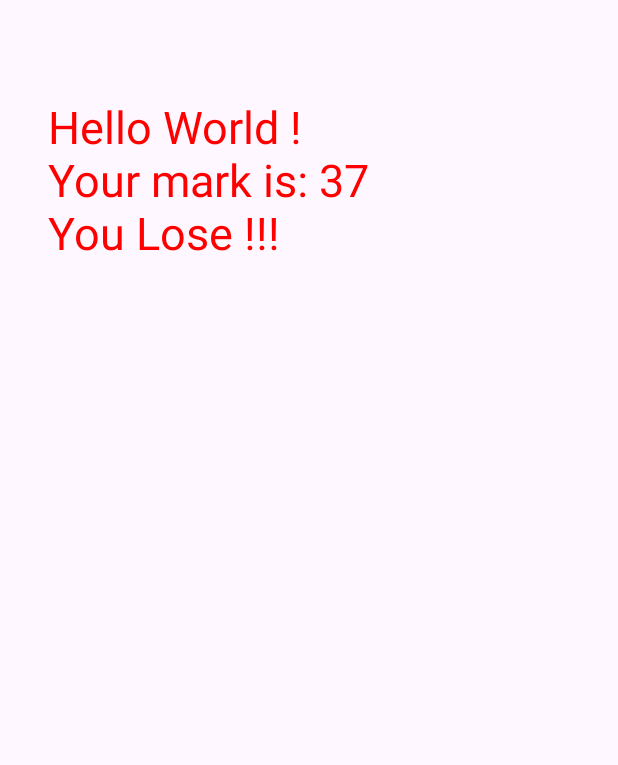
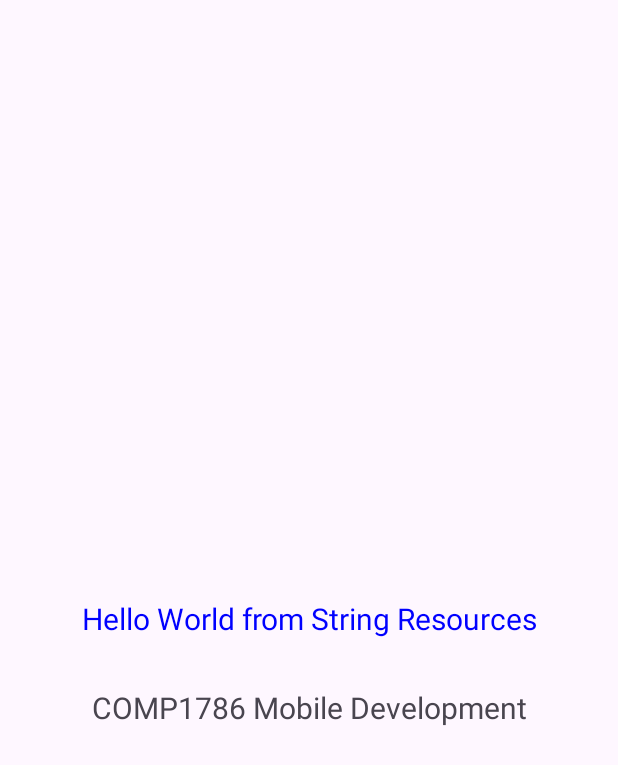
Before and after one commit to PhanTien234/Learn_MobileApp, an Android app: the screen it shows after launch (MainActivity), on a phone screen of 412 x 824 dp. Shown: the top 765 px of the screen. Run offline under Robolectric (Android 15) with nearby library versions, the phone set to English and light mode, and no system bars.

Commit message:
Using string and color sources

```diff
--- a/app/src/main/java/com/example/helloworld/MainActivity.java
+++ b/app/src/main/java/com/example/helloworld/MainActivity.java
@@ -6,37 +6,16 @@ import android.graphics.Color;
 import android.os.Bundle;
 import android.widget.TextView;
 
-import java.util.Random;
 
 public class MainActivity extends AppCompatActivity {
 
+    TextView courseName;
     @Override
     protected void onCreate(Bundle savedInstanceState) {
         super.onCreate(savedInstanceState);
         setContentView(R.layout.activity_main);
 
-        //Get a reference to the GUI
-        TextView helloWorld = (TextView) findViewById(R.id.helloWorldText);
-
-        //Generate a random number from 0 - 100
-        int mark = 0;
-        Random r = new Random();
-        mark = r.nextInt(100);
-        mark++;
-
-        //Output the result
-        helloWorld.setTextSize(30);
-        helloWorld.setTextColor(Color.BLUE);
-        helloWorld.setText("Hello World !\n");
-        helloWorld.append("Your mark is: " + mark);
-
-        // If-else statement
-        if (mark < 50) {
-            helloWorld.setTextColor(Color.RED);
-            helloWorld.append("\nYou Lose !!!");
-            return;
-        }
-        helloWorld.setTextColor(Color.GREEN);
-        helloWorld.append("\nYou Win !!!");
+        courseName = findViewById(R.id.course_name);
+        courseName.setText(R.string.course_name); // Get value of course_name in strings.xml
     }
 }
--- a/app/src/main/res/layout/activity_main.xml
+++ b/app/src/main/res/layout/activity_main.xml
@@ -7,13 +7,26 @@
     tools:context=".MainActivity">
 
     <TextView
-        android:id="@+id/helloWorldText"
+        android:id="@+id/hello_world"
         android:layout_width="wrap_content"
         android:layout_height="wrap_content"
-        android:layout_marginStart="32dp"
-        android:layout_marginTop="64dp"
-        android:text="Hello World!"
+        android:text="@string/hello_world"
+        android:textColor="@color/blue"
+        android:textSize="20sp"
+        app:layout_constraintBottom_toBottomOf="parent"
+        app:layout_constraintEnd_toEndOf="parent"
         app:layout_constraintStart_toStartOf="parent"
         app:layout_constraintTop_toTopOf="parent" />
 
+    <TextView
+        android:id="@+id/course_name"
+        android:layout_width="wrap_content"
+        android:layout_height="wrap_content"
+        android:layout_marginTop="32dp"
+        android:text="Text View"
+        android:textSize="20sp"
+        app:layout_constraintEnd_toEndOf="parent"
+        app:layout_constraintStart_toStartOf="parent"
+        app:layout_constraintTop_toBottomOf="@+id/hello_world" />
+
 </androidx.constraintlayout.widget.ConstraintLayout>
--- a/app/src/main/res/values/colors.xml
+++ b/app/src/main/res/values/colors.xml
@@ -2,4 +2,5 @@
 <resources>
     <color name="black">#FF000000</color>
     <color name="white">#FFFFFFFF</color>
+    <color name="blue">#0000FF</color>
 </resources>
--- a/app/src/main/res/values/strings.xml
+++ b/app/src/main/res/values/strings.xml
@@ -1,3 +1,5 @@
 <resources>
-    <string name="app_name">HelloWorld</string>
+    <string name="app_name">comp1786-l2-android-basics</string>
+    <string name="hello_world">Hello World from String Resources</string>
+    <string name="course_name">COMP1786 Mobile Development</string>
 </resources>
```
